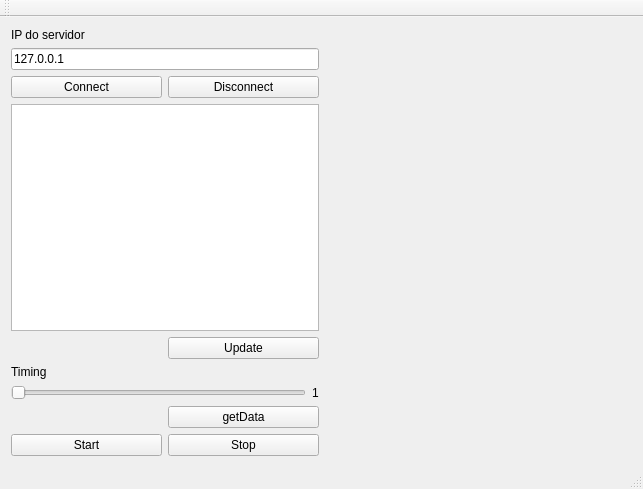
Above: QtTcpClientConsumer/mainwindow.ui from massaohs/Projeto_3 before the change. Below: the same form after it.
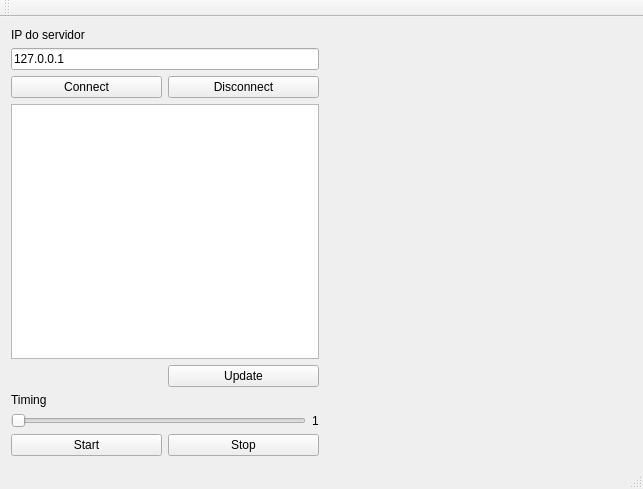
That is the form after the change. Custom widgets are drawn as their Qt base class.

What changed in the file:
```diff
--- a/QtTcpClientConsumer/mainwindow.ui
+++ b/QtTcpClientConsumer/mainwindow.ui
@@ -96,13 +96,6 @@
           </property>
          </widget>
         </item>
-        <item row="9" column="1">
-         <widget class="QPushButton" name="pushButtonGet">
-          <property name="text">
-           <string>getData</string>
-          </property>
-         </widget>
-        </item>
        </layout>
       </item>
       <item>
```
